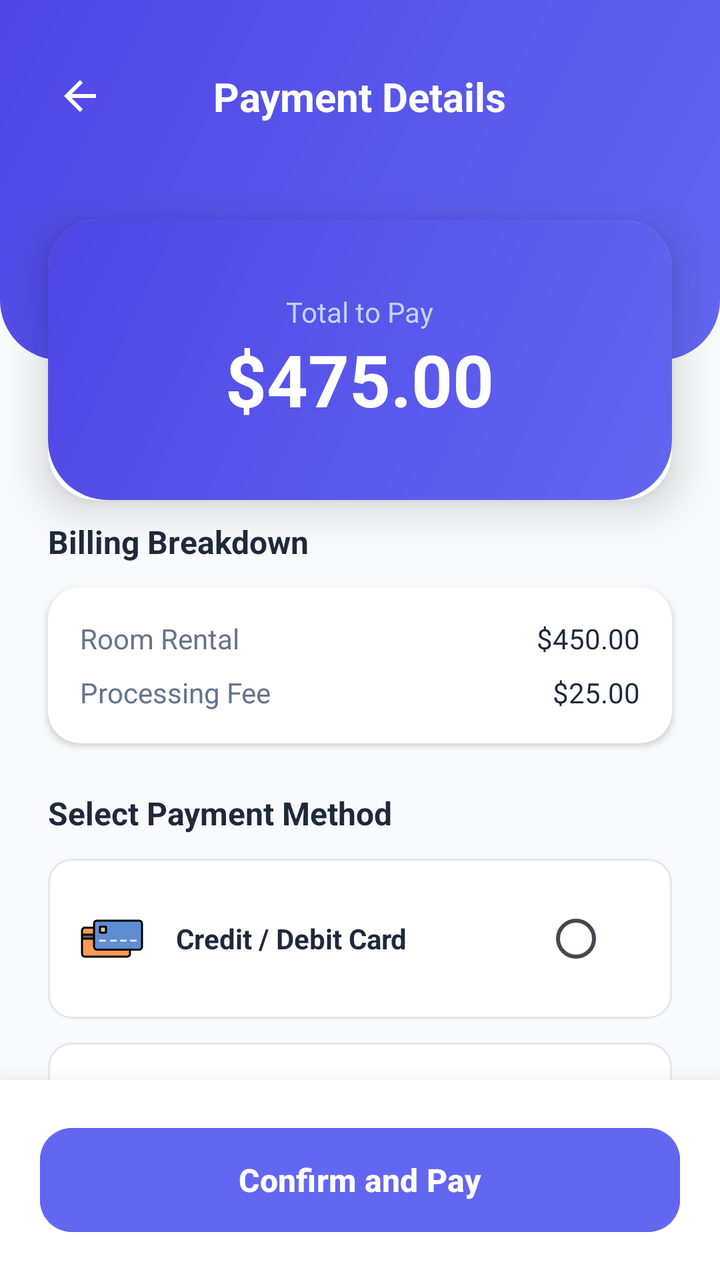
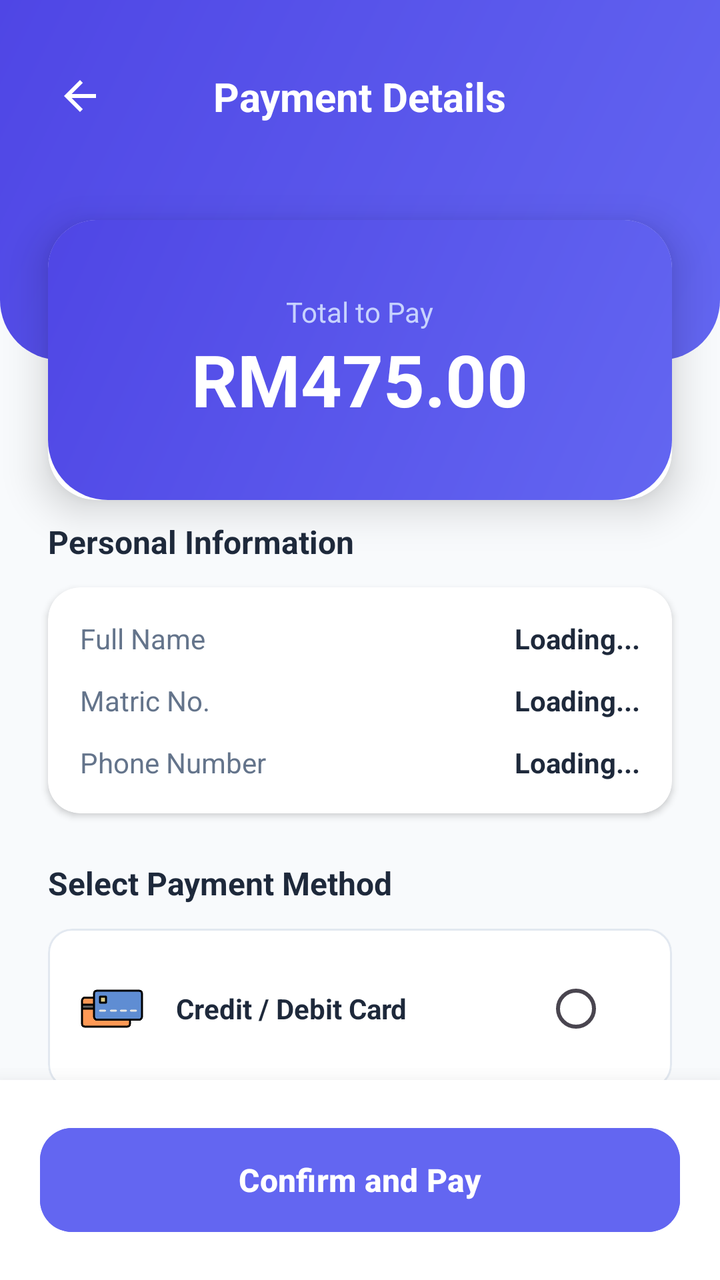

Screens rendered from an Android XML layout before and after an edit, with the pre-edit source and the edit as a unified diff.
<!-- AndroidManifest.xml: application theme Theme.UTMSPACE_HostelBookingSystem -->
<!-- res/layout/activity_payment.xml -->
<?xml version="1.0" encoding="utf-8"?>
<androidx.constraintlayout.widget.ConstraintLayout xmlns:android="http://schemas.android.com/apk/res/android"
    xmlns:app="http://schemas.android.com/apk/res-auto"
    xmlns:tools="http://schemas.android.com/tools"
    android:id="@+id/main"
    android:layout_width="match_parent"
    android:layout_height="match_parent"
    android:background="#F8FAFC"
    tools:context=".PaymentActivity">

    
    <View
        android:id="@+id/headerBg"
        android:layout_width="match_parent"
        android:layout_height="180dp"
        android:background="@drawable/dashboard_gradient"
        app:layout_constraintTop_toTopOf="parent" />

    <ImageButton
        android:id="@+id/btnBack"
        android:layout_width="48dp"
        android:layout_height="48dp"
        android:layout_marginStart="16dp"
        android:layout_marginTop="24dp"
        android:background="?attr/selectableItemBackgroundBorderless"
        android:contentDescription="Back"
        android:src="@drawable/ic_arrow_back"
        app:layout_constraintStart_toStartOf="parent"
        app:layout_constraintTop_toTopOf="parent"
        app:tint="#FFFFFF" />

    <TextView
        android:id="@+id/tvTitle"
        android:layout_width="wrap_content"
        android:layout_height="wrap_content"
        android:text="Payment Details"
        android:textColor="#FFFFFF"
        android:textSize="20sp"
        android:textStyle="bold"
        app:layout_constraintBottom_toBottomOf="@id/btnBack"
        app:layout_constraintEnd_toEndOf="parent"
        app:layout_constraintStart_toStartOf="parent"
        app:layout_constraintTop_toTopOf="@id/btnBack" />

    
    <androidx.cardview.widget.CardView
        android:id="@+id/priceCard"
        android:layout_width="match_parent"
        android:layout_height="140dp"
        android:layout_marginHorizontal="24dp"
        app:cardCornerRadius="24dp"
        app:cardElevation="12dp"
        app:layout_constraintTop_toBottomOf="@id/headerBg"
        app:layout_constraintBottom_toBottomOf="@id/headerBg">
        <LinearLayout
            android:layout_width="match_parent"
            android:layout_height="match_parent"
            android:background="@drawable/dashboard_gradient"
            android:gravity="center"
            android:orientation="vertical">
            <TextView
                android:layout_width="wrap_content"
                android:layout_height="wrap_content"
                android:text="Total to Pay"
                android:textColor="#C7D2FE"
                android:textSize="14sp" />
            <TextView
                android:id="@+id/tvTotalMain"
                android:layout_width="wrap_content"
                android:layout_height="wrap_content"
                android:text="$475.00"
                android:textColor="#FFFFFF"
                android:textSize="36sp"
                android:textStyle="bold" />
        </LinearLayout>
    </androidx.cardview.widget.CardView>

    
    <androidx.core.widget.NestedScrollView
        android:layout_width="match_parent"
        android:layout_height="0dp"
        android:clipToPadding="false"
        android:fillViewport="true"
        android:paddingTop="80dp"
        app:layout_constraintBottom_toTopOf="@id/btnPayNowContainer"
        app:layout_constraintTop_toBottomOf="@id/headerBg">

        <LinearLayout
            android:layout_width="match_parent"
            android:layout_height="wrap_content"
            android:orientation="vertical"
            android:paddingBottom="24dp">

            <TextView
                android:id="@+id/tvDetailLabel"
                android:layout_width="wrap_content"
                android:layout_height="wrap_content"
                android:layout_marginStart="24dp"
                android:text="Billing Breakdown"
                android:textColor="#1E293B"
                android:textSize="16sp"
                android:textStyle="bold" />

            <androidx.cardview.widget.CardView
                android:id="@+id/detailCard"
                android:layout_width="match_parent"
                android:layout_height="wrap_content"
                android:layout_marginHorizontal="24dp"
                android:layout_marginTop="12dp"
                app:cardCornerRadius="16dp"
                app:cardElevation="2dp">
                <LinearLayout
                    android:layout_width="match_parent"
                    android:layout_height="wrap_content"
                    android:orientation="vertical"
                    android:padding="16dp">
                    <RelativeLayout android:layout_width="match_parent" android:layout_height="wrap_content">
                        <TextView android:text="Room Rental" android:textColor="#64748B" android:layout_width="wrap_content" android:layout_height="wrap_content"/>
                        <TextView android:layout_alignParentEnd="true" android:text="$450.00" android:textColor="#1E293B" android:layout_width="wrap_content" android:layout_height="wrap_content"/>
                    </RelativeLayout>
                    <RelativeLayout android:layout_width="match_parent" android:layout_height="wrap_content" android:layout_marginTop="8dp">
                        <TextView android:text="Processing Fee" android:textColor="#64748B" android:layout_width="wrap_content" android:layout_height="wrap_content"/>
                        <TextView android:layout_alignParentEnd="true" android:text="$25.00" android:textColor="#1E293B" android:layout_width="wrap_content" android:layout_height="wrap_content"/>
                    </RelativeLayout>
                </LinearLayout>
            </androidx.cardview.widget.CardView>

            <TextView
                android:id="@+id/tvMethodLabel"
                android:layout_width="wrap_content"
                android:layout_height="wrap_content"
                android:layout_marginStart="24dp"
                android:layout_marginTop="24dp"
                android:text="Select Payment Method"
                android:textColor="#1E293B"
                android:textSize="16sp"
                android:textStyle="bold" />

            <RadioGroup
                android:id="@+id/radioGroupPayment"
                android:layout_width="match_parent"
                android:layout_height="wrap_content"
                android:layout_marginHorizontal="24dp"
                android:layout_marginTop="12dp">

                <com.google.android.material.card.MaterialCardView
                    android:layout_width="match_parent"
                    android:layout_height="wrap_content"
                    android:layout_marginBottom="12dp"
                    app:cardCornerRadius="12dp"
                    app:cardElevation="1dp"
                    app:strokeColor="#E2E8F0"
                    app:strokeWidth="1dp"
                    app:cardBackgroundColor="#FFFFFF">
                    <RelativeLayout android:layout_width="match_parent" android:layout_height="wrap_content" android:padding="16dp">
                        <ImageView android:id="@+id/iconCard" android:scaleType="fitCenter" android:layout_width="32dp" android:layout_height="32dp" android:layout_centerVertical="true" android:src="@drawable/debit_card" />
                        <TextView android:layout_width="wrap_content" android:layout_height="wrap_content" android:layout_centerVertical="true" android:layout_marginStart="16dp" android:layout_toEndOf="@id/iconCard" android:text="Credit / Debit Card" android:textColor="#1E293B" android:textStyle="bold" />
                        <RadioButton android:id="@+id/rbCard" android:layout_width="wrap_content" android:layout_height="wrap_content" android:layout_alignParentEnd="true" android:layout_centerVertical="true" />
                    </RelativeLayout>
                </com.google.android.material.card.MaterialCardView>

                <com.google.android.material.card.MaterialCardView
                    android:layout_width="match_parent"
                    android:layout_height="wrap_content"
                    android:layout_marginBottom="12dp"
                    app:cardCornerRadius="12dp"
                    app:cardElevation="1dp"
                    app:strokeColor="#E2E8F0"
                    app:strokeWidth="1dp"
                    app:cardBackgroundColor="#FFFFFF">
                    <RelativeLayout android:layout_width="match_parent" android:layout_height="wrap_content" android:padding="16dp">
                        <ImageView android:id="@+id/iconBank" android:scaleType="fitCenter" android:layout_width="32dp" android:layout_height="32dp" android:layout_centerVertical="true" android:src="@drawable/online_banking" />
                        <TextView android:layout_width="wrap_content" android:layout_height="wrap_content" android:layout_centerVertical="true" android:layout_marginStart="16dp" android:layout_toEndOf="@id/iconBank" android:text="Online Banking (FPX)" android:textColor="#1E293B" android:textStyle="bold" />
                        <RadioButton android:id="@+id/rbBank" android:layout_width="wrap_content" android:layout_height="wrap_content" android:layout_alignParentEnd="true" android:layout_centerVertical="true" />
                    </RelativeLayout>
                </com.google.android.material.card.MaterialCardView>

                <com.google.android.material.card.MaterialCardView
                    android:layout_width="match_parent"
                    android:layout_height="wrap_content"
                    android:layout_marginBottom="12dp"
                    app:cardCornerRadius="12dp"
                    app:cardElevation="1dp"
                    app:strokeColor="#E2E8F0"
                    app:strokeWidth="1dp"
                    app:cardBackgroundColor="#FFFFFF">
                    <RelativeLayout android:layout_width="match_parent" android:layout_height="wrap_content" android:padding="16dp">
                        <ImageView android:id="@+id/iconWallet" android:scaleType="fitCenter" android:layout_width="32dp" android:layout_height="32dp" android:layout_centerVertical="true" android:src="@drawable/tng" />
                        <TextView android:layout_width="wrap_content" android:layout_height="wrap_content" android:layout_centerVertical="true" android:layout_marginStart="16dp" android:layout_toEndOf="@id/iconWallet" android:text="E-Wallet" android:textColor="#1E293B" android:textStyle="bold" />
                        <RadioButton android:id="@+id/rbWallet" android:layout_width="wrap_content" android:layout_height="wrap_content" android:layout_alignParentEnd="true" android:layout_centerVertical="true" />
                    </RelativeLayout>
                </com.google.android.material.card.MaterialCardView>

            </RadioGroup>
        </LinearLayout>
    </androidx.core.widget.NestedScrollView>

    
    <LinearLayout
        android:id="@+id/btnPayNowContainer"
        android:layout_width="match_parent"
        android:layout_height="wrap_content"
        android:background="#FFFFFF"
        android:elevation="16dp"
        android:padding="20dp"
        app:layout_constraintBottom_toBottomOf="parent">

        <Button
            android:id="@+id/btnPayNow"
            android:layout_width="match_parent"
            android:layout_height="60dp"
            android:backgroundTint="#6366F1"
            android:text="Confirm and Pay"
            android:textAllCaps="false"
            android:textSize="16sp"
            android:textStyle="bold"
            app:cornerRadius="16dp" />
    </LinearLayout>

</androidx.constraintlayout.widget.ConstraintLayout>
<!-- resources referenced by this layout -->
<resources>
  <!-- drawable dashboard_gradient (drawable) -->
  <?xml version="1.0" encoding="utf-8"?>
  <shape xmlns:android="http://schemas.android.com/apk/res/android">
      <gradient
          android:startColor="#6366F1"
          android:endColor="#4F46E5"
          android:angle="135"/>
      <corners android:bottomLeftRadius="30dp" android:bottomRightRadius="30dp" />
  </shape>
  <!-- drawable debit_card: png bitmap (drawable, 8351 bytes) -->
  <!-- drawable ic_arrow_back (drawable) -->
  <vector xmlns:android="http://schemas.android.com/apk/res/android"
      android:width="24dp"
      android:height="24dp"
      android:viewportWidth="24"
      android:viewportHeight="24"
      android:tint="#000000">
      <path
          android:fillColor="@android:color/white"
          android:pathData="M20,11H7.83l5.59,-5.59L12,4l-8,8 8,8 1.41,-1.41L7.83,13H20v-2z"/>
  </vector>
  <!-- drawable online_banking: png bitmap (drawable, 50191 bytes) -->
  <!-- drawable tng: png bitmap (drawable, 130773 bytes) -->
  <style name="Theme.UTMSPACE_HostelBookingSystem" parent="Base.Theme.UTMSPACE_HostelBookingSystem" />
  <style name="Base.Theme.UTMSPACE_HostelBookingSystem" parent="Theme.Material3.DayNight.NoActionBar">
          
          
      </style>
</resources>

<!-- the commit's change to res/layout/activity_payment.xml (unified diff, before → after) -->
@@ -68,7 +68,7 @@
                 android:id="@+id/tvTotalMain"
                 android:layout_width="wrap_content"
                 android:layout_height="wrap_content"
-                android:text="$475.00"
+                android:text="RM475.00"
                 android:textColor="#FFFFFF"
                 android:textSize="36sp"
                 android:textStyle="bold" />
@@ -96,7 +96,7 @@
                 android:layout_width="wrap_content"
                 android:layout_height="wrap_content"
                 android:layout_marginStart="24dp"
-                android:text="Billing Breakdown"
+                android:text="Personal Information"
                 android:textColor="#1E293B"
                 android:textSize="16sp"
                 android:textStyle="bold" />
@@ -114,13 +114,20 @@
                     android:layout_height="wrap_content"
                     android:orientation="vertical"
                     android:padding="16dp">
+
                     <RelativeLayout android:layout_width="match_parent" android:layout_height="wrap_content">
-                        <TextView android:text="Room Rental" android:textColor="#64748B" android:layout_width="wrap_content" android:layout_height="wrap_content"/>
-                        <TextView android:layout_alignParentEnd="true" android:text="$450.00" android:textColor="#1E293B" android:layout_width="wrap_content" android:layout_height="wrap_content"/>
-                    </RelativeLayout>
-                    <RelativeLayout android:layout_width="match_parent" android:layout_height="wrap_content" android:layout_marginTop="8dp">
-                        <TextView android:text="Processing Fee" android:textColor="#64748B" android:layout_width="wrap_content" android:layout_height="wrap_content"/>
-                        <TextView android:layout_alignParentEnd="true" android:text="$25.00" android:textColor="#1E293B" android:layout_width="wrap_content" android:layout_height="wrap_content"/>
+                        <TextView android:text="Full Name" android:textColor="#64748B" android:layout_width="wrap_content" android:layout_height="wrap_content"/>
+                        <TextView android:id="@+id/tvDisplayName" android:layout_alignParentEnd="true" android:text="Loading..." android:textColor="#1E293B" android:textStyle="bold" android:layout_width="wrap_content" android:layout_height="wrap_content"/>
+                    </RelativeLayout>
+
+                    <RelativeLayout android:layout_width="match_parent" android:layout_height="wrap_content" android:layout_marginTop="12dp">
+                        <TextView android:text="Matric No." android:textColor="#64748B" android:layout_width="wrap_content" android:layout_height="wrap_content"/>
+                        <TextView android:id="@+id/tvDisplayMatric" android:layout_alignParentEnd="true" android:text="Loading..." android:textColor="#1E293B" android:textStyle="bold" android:layout_width="wrap_content" android:layout_height="wrap_content"/>
+                    </RelativeLayout>
+
+                    <RelativeLayout android:layout_width="match_parent" android:layout_height="wrap_content" android:layout_marginTop="12dp">
+                        <TextView android:text="Phone Number" android:textColor="#64748B" android:layout_width="wrap_content" android:layout_height="wrap_content"/>
+                        <TextView android:id="@+id/tvDisplayPhone" android:layout_alignParentEnd="true" android:text="Loading..." android:textColor="#1E293B" android:textStyle="bold" android:layout_width="wrap_content" android:layout_height="wrap_content"/>
                     </RelativeLayout>
                 </LinearLayout>
             </androidx.cardview.widget.CardView>
@@ -153,7 +160,7 @@
                     app:strokeWidth="1dp"
                     app:cardBackgroundColor="#FFFFFF">
                     <RelativeLayout android:layout_width="match_parent" android:layout_height="wrap_content" android:padding="16dp">
-                        <ImageView android:id="@+id/iconCard" android:scaleType="fitCenter" android:layout_width="32dp" android:layout_height="32dp" android:layout_centerVertical="true" android:src="@drawable/debit_card" />
+                        <ImageView android:id="@+id/iconCard" android:layout_width="32dp" android:layout_height="32dp" android:layout_centerVertical="true" android:src="@drawable/debit_card" />
                         <TextView android:layout_width="wrap_content" android:layout_height="wrap_content" android:layout_centerVertical="true" android:layout_marginStart="16dp" android:layout_toEndOf="@id/iconCard" android:text="Credit / Debit Card" android:textColor="#1E293B" android:textStyle="bold" />
                         <RadioButton android:id="@+id/rbCard" android:layout_width="wrap_content" android:layout_height="wrap_content" android:layout_alignParentEnd="true" android:layout_centerVertical="true" />
                     </RelativeLayout>
@@ -169,7 +176,7 @@
                     app:strokeWidth="1dp"
                     app:cardBackgroundColor="#FFFFFF">
                     <RelativeLayout android:layout_width="match_parent" android:layout_height="wrap_content" android:padding="16dp">
-                        <ImageView android:id="@+id/iconBank" android:scaleType="fitCenter" android:layout_width="32dp" android:layout_height="32dp" android:layout_centerVertical="true" android:src="@drawable/online_banking" />
+                        <ImageView android:id="@+id/iconBank" android:layout_width="32dp" android:layout_height="32dp" android:layout_centerVertical="true" android:src="@drawable/online_banking" />
                         <TextView android:layout_width="wrap_content" android:layout_height="wrap_content" android:layout_centerVertical="true" android:layout_marginStart="16dp" android:layout_toEndOf="@id/iconBank" android:text="Online Banking (FPX)" android:textColor="#1E293B" android:textStyle="bold" />
                         <RadioButton android:id="@+id/rbBank" android:layout_width="wrap_content" android:layout_height="wrap_content" android:layout_alignParentEnd="true" android:layout_centerVertical="true" />
                     </RelativeLayout>
@@ -185,7 +192,7 @@
                     app:strokeWidth="1dp"
                     app:cardBackgroundColor="#FFFFFF">
                     <RelativeLayout android:layout_width="match_parent" android:layout_height="wrap_content" android:padding="16dp">
-                        <ImageView android:id="@+id/iconWallet" android:scaleType="fitCenter" android:layout_width="32dp" android:layout_height="32dp" android:layout_centerVertical="true" android:src="@drawable/tng" />
+                        <ImageView android:id="@+id/iconWallet" android:layout_width="32dp" android:layout_height="32dp" android:layout_centerVertical="true" android:src="@drawable/tng" />
                         <TextView android:layout_width="wrap_content" android:layout_height="wrap_content" android:layout_centerVertical="true" android:layout_marginStart="16dp" android:layout_toEndOf="@id/iconWallet" android:text="E-Wallet" android:textColor="#1E293B" android:textStyle="bold" />
                         <RadioButton android:id="@+id/rbWallet" android:layout_width="wrap_content" android:layout_height="wrap_content" android:layout_alignParentEnd="true" android:layout_centerVertical="true" />
                     </RelativeLayout>
